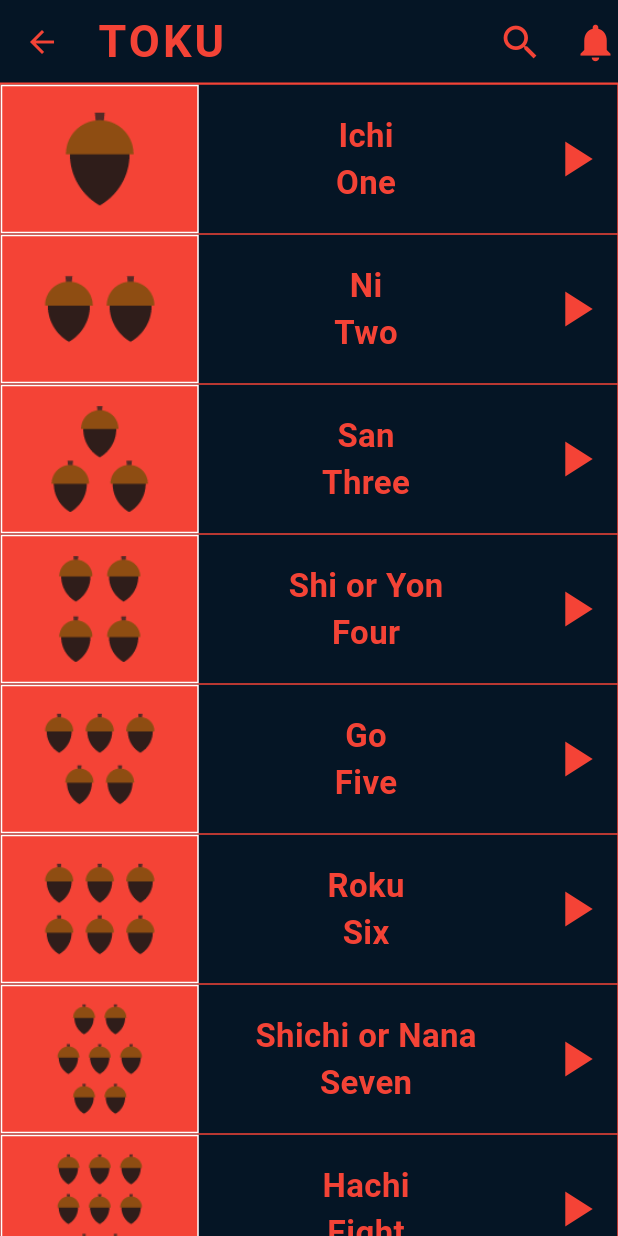
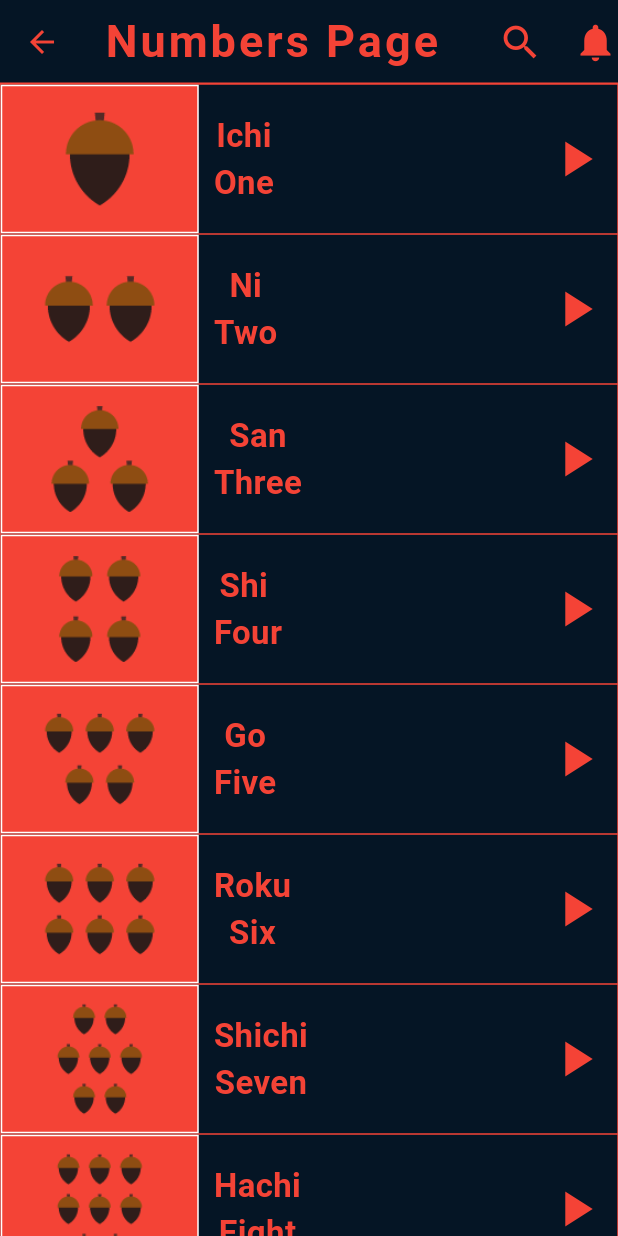
Before and after one commit to AbdAlrahmanmohamedelsayed/toku, a Flutter app: the screen it shows after launch, after a tap on "Numbers", on a phone screen of 412 x 824 dp. Run offline on Flutter 3.47's test engine with Material 3 defaults, Android fonts, the light colour scheme and no system bars; our stand-ins replace audioplayers.

Commit message:
Finsh app

```diff
--- a/lib/Components/item.dart
+++ b/lib/Components/item.dart
@@ -1,7 +1,6 @@
-import 'package:audioplayers/audioplayers.dart';
 import 'package:flutter/material.dart';
 import 'package:toku/Components/TextScreen.dart';
-import 'package:toku/models/Number.dart';
+import 'package:toku/models/Model_data.dart';
 
 class Item extends StatelessWidget {
   Item({super.key, required this.item});
@@ -14,28 +13,49 @@
       alignment: Alignment.center,
       height: 100,
       child: Row(
-        mainAxisAlignment: MainAxisAlignment.spaceBetween,
+        mainAxisAlignment: MainAxisAlignment.center,
+        crossAxisAlignment: CrossAxisAlignment.center,
         children: [
           Container(
             decoration: BoxDecoration(
                 color: Colors.red.withOpacity(1),
                 border: Border.all(color: Colors.white, width: 1)),
             child: Image.asset(
-              item.image,
+              item.image!,
               width: 130,
             ),
           ),
-          Column(
-            mainAxisAlignment: MainAxisAlignment.center,
-            children: [
-              TextPages(item.jpName),
-              TextPages(item.enName),
-            ],
+          Expanded(child: ItemInfo(item: item)),
+        ],
+      ),
+    );
+  }
+}
+
+class ItemInfo extends StatelessWidget {
+  ItemInfo({super.key, required this.item});
+  final Data item;
+  @override
+  Widget build(BuildContext context) {
+    return Container(
+      alignment: Alignment.center,
+      child: Row(
+        mainAxisAlignment: MainAxisAlignment.spaceBetween,
+        children: [
+          Padding(
+            padding: const EdgeInsets.only(left: 10),
+            child: Column(
+              mainAxisAlignment: MainAxisAlignment.center,
+              children: [
+                TextPages(item.jpName),
+                TextPages(item.enName),
+              ],
+            ),
           ),
           IconButton(
+            splashColor: Colors.red,
             onPressed: () {
-              final player = AudioPlayer();
-              player.play(AssetSource(item.sound));
+              item.PlaySound();
             },
             icon: const Icon(
               Icons.play_arrow,
--- /dev/null
+++ b/lib/models/Model_data.dart
@@ -0,0 +1,17 @@
+import 'package:audioplayers/audioplayers.dart';
+
+class Data {
+  final String? image;
+  final String jpName;
+  final String enName;
+  final String sound;
+  Data(
+      {this.image,
+      required this.jpName,
+      required this.enName,
+      required this.sound});
+  PlaySound() {
+    final player = AudioPlayer();
+    player.play(AssetSource(sound));
+  }
+}
--- a/lib/models/Number.dart
+++ /dev/null
@@ -1,11 +0,0 @@
-class Data {
-  final String image;
-  final String jpName;
-  final String enName;
-  final String sound;
-  Data(
-      {required this.image,
-      required this.jpName,
-      required this.enName,
-      required this.sound});
-}
--- a/lib/screens/Colors_page.dart
+++ b/lib/screens/Colors_page.dart
@@ -1,8 +1,7 @@
 // [Flutter]: material
 import 'package:flutter/material.dart';
-
 import 'package:toku/Components/item.dart';
-import 'package:toku/models/Number.dart';
+import 'package:toku/models/Model_data.dart';
 
 // ignore: must_be_immutable
 class ColorsPage extends StatelessWidget {
@@ -70,7 +69,7 @@
             color: Colors.red,
           ),
           title: const Text(
-            'TOKU ',
+            'Colors Page ',
             textAlign: TextAlign.center,
             style: TextStyle(
                 fontSize: 30,
--- a/lib/screens/Family_page.dart
+++ b/lib/screens/Family_page.dart
@@ -1,8 +1,7 @@
 // [Flutter]: material
 import 'package:flutter/material.dart';
-
 import 'package:toku/Components/item.dart';
-import 'package:toku/models/Number.dart';
+import 'package:toku/models/Model_data.dart';
 
 // ignore: must_be_immutable
 class FamilyPage extends StatelessWidget {
@@ -76,7 +75,7 @@
             color: Colors.red,
           ),
           title: const Text(
-            'TOKU ',
+            'Family Page ',
             textAlign: TextAlign.center,
             style: TextStyle(
                 fontSize: 30,
--- a/lib/screens/Home_Page.dart
+++ b/lib/screens/Home_Page.dart
@@ -50,7 +50,7 @@
       body: GridView(
         gridDelegate: const SliverGridDelegateWithFixedCrossAxisCount(
           crossAxisCount: 2, // Number of columns
-          mainAxisSpacing: 5.0, // Spacing between rows
+          mainAxisSpacing: 10.0, // Spacing between rows
           crossAxisSpacing: 10.0, // Spacing between columns
           childAspectRatio: 1.0, // Ratio of width to height for each grid item
         ),
--- a/lib/screens/Numbrs_page.dart
+++ b/lib/screens/Numbrs_page.dart
@@ -2,7 +2,7 @@
 import 'package:flutter/material.dart';
 
 import 'package:toku/Components/item.dart';
-import 'package:toku/models/Number.dart';
+import 'package:toku/models/Model_data.dart';
 
 // ignore: must_be_immutable
 class NumbersPage extends StatelessWidget {
@@ -29,7 +29,7 @@
     ),
     Data(
       image: 'assets/images/numbers/number_four.png',
-      jpName: 'Shi or Yon',
+      jpName: 'Shi ',
       enName: 'Four',
       sound: 'sounds/numbers/number_four_sound.mp3',
     ),
@@ -47,7 +47,7 @@
     ),
     Data(
       image: 'assets/images/numbers/number_seven.png',
-      jpName: 'Shichi or Nana',
+      jpName: 'Shichi',
       enName: 'Seven',
       sound: 'sounds/numbers/number_seven_sound.mp3',
     ),
@@ -59,7 +59,7 @@
     ),
     Data(
       image: 'assets/images/numbers/number_nine.png',
-      jpName: 'Kyū or Ku',
+      jpName: 'Ku',
       enName: 'Nine',
       sound: 'sounds/numbers/number_nine_sound.mp3',
     ),
@@ -82,7 +82,7 @@
             color: Colors.red,
           ),
           title: const Text(
-            'TOKU ',
+            'Numbers Page  ',
             textAlign: TextAlign.center,
             style: TextStyle(
                 fontSize: 30,
--- a/pubspec.yaml
+++ b/pubspec.yaml
@@ -67,6 +67,7 @@
     - assets/sounds/family_members/
     - assets/images/colors/
     - assets/sounds/colors/
+    - assets/sounds/phrases/
 
   # An image asset can refer to one or more resolution-specific "variants", see
   # https://flutter.dev/assets-and-images/#resolution-aware
```
Also changed, not shown: lib/screens/Phrases_page.dart (+55 -9 lines).
